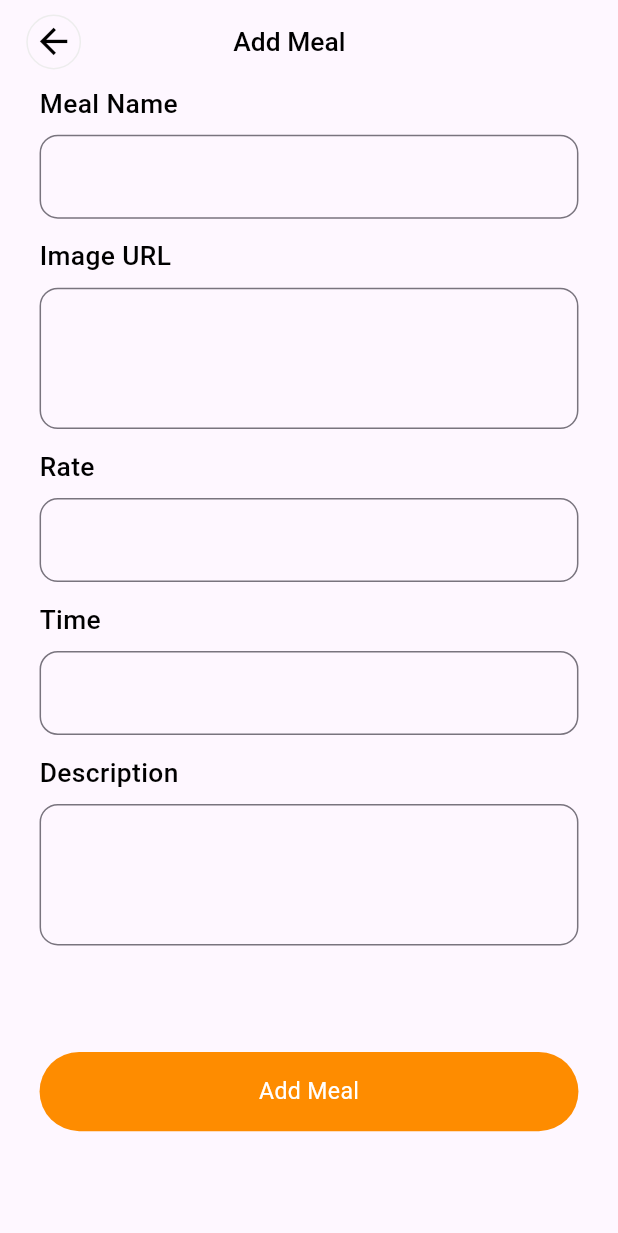
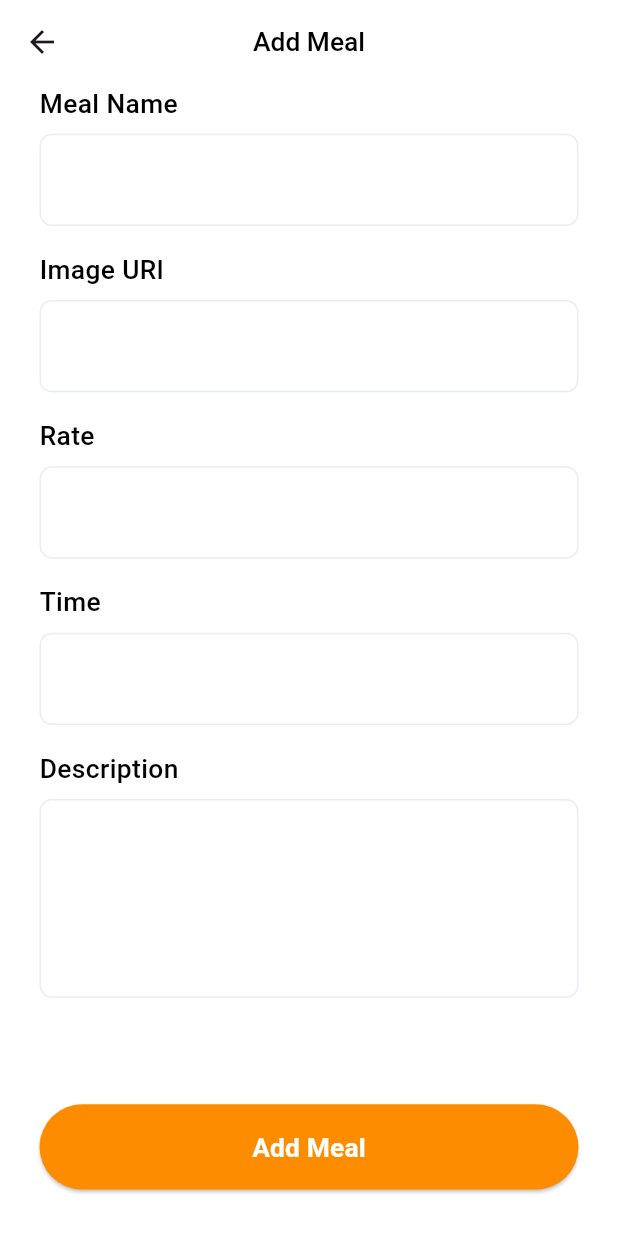
Before and after one commit to KhaledBahjat/meal_app, a Flutter app: the HomeScreen screen opened by its route, after a tap on the "add" icon, on a phone screen of 412 x 824 dp. Shown: the top 1233 px of the screen. Run offline on Flutter 3.47's test engine with Material 3 defaults, Android fonts, the phone set to English and light mode, and no system bars; our stand-ins replace cached_network_image, carousel_slider, dots_indicator, flutter_screenutil, go_router, shared_preferences and 1 more; accounts and stored records are empty.

Commit message:
add meal screen finsh

```diff
--- a/lib/core/routing/routing_generator.dart
+++ b/lib/core/routing/routing_generator.dart
@@ -22,7 +22,7 @@ class RoutingGenerator {
       GoRoute(
         name: AppRoutes.addMealsScreen,
         path: AppRoutes.addMealsScreen,
-        builder: (context, state) => AddMealsScreen(),
+        builder: (context, state) => AddMealScreen(),
       ),
       GoRoute(
         path: AppRoutes.detailsScreen,
--- /dev/null
+++ b/lib/core/widget/spacing.dart
@@ -0,0 +1,26 @@
+import 'package:flutter/material.dart';
+import 'package:flutter_screenutil/flutter_screenutil.dart';
+
+class WidthSpace extends StatelessWidget {
+  final double width;
+  const WidthSpace(this.width, {super.key});
+
+  @override
+  Widget build(BuildContext context) {
+    return SizedBox(
+      width: width.w,
+    );
+  }
+}
+
+class HeightSpace extends StatelessWidget {
+  final double height;
+  const HeightSpace(this.height, {super.key});
+
+  @override
+  Widget build(BuildContext context) {
+    return SizedBox(
+      height: height.h,
+    );
+  }
+}
--- a/lib/screens/add_meals/add_meals_screen.dart
+++ b/lib/screens/add_meals/add_meals_screen.dart
@@ -1,119 +1,160 @@
 import 'package:flutter/material.dart';
 import 'package:flutter_screenutil/flutter_screenutil.dart';
 import 'package:go_router/go_router.dart';
+import 'package:meal_app/core/routing/app_routs.dart';
 import 'package:meal_app/core/themes/app_colors.dart';
 import 'package:meal_app/core/themes/app_text_styling.dart';
+import 'package:meal_app/core/widget/spacing.dart';
+import 'package:meal_app/screens/add_meals/widget/add_meal_button.dart';
+import 'package:meal_app/screens/add_meals/widget/custom_text_field.dart';
+import 'package:meal_app/screens/home/data/db_helper/db_helper.dart';
+import 'package:meal_app/screens/home/data/model/meal_model.dart';
 
-class AddMealsScreen extends StatefulWidget {
-  const AddMealsScreen({super.key});
+
+class AddMealScreen extends StatefulWidget {
+  const AddMealScreen({super.key});
 
   @override
-  State<AddMealsScreen> createState() => _AddMealsScreenState();
+  State<AddMealScreen> createState() => _AddMealScreenState();
 }
 
-class _AddMealsScreenState extends State<AddMealsScreen> {
+class _AddMealScreenState extends State<AddMealScreen> {
+  final GlobalKey<FormState> _formKey = GlobalKey<FormState>();
+
+  TextEditingController mealNameController = TextEditingController();
+  TextEditingController imageUrlController = TextEditingController();
+  TextEditingController rateController = TextEditingController();
+  TextEditingController descriptionController = TextEditingController();
+  TextEditingController timeController = TextEditingController();
+
+  DatabaseHelper dbHelper = DatabaseHelper.instance;
+
+  bool isLoading = false;
+
   @override
   Widget build(BuildContext context) {
     return Scaffold(
+      backgroundColor: Colors.white,
       appBar: AppBar(
-        backgroundColor: Colors.transparent,
-        automaticallyImplyLeading: false,
         centerTitle: true,
-        title: CustomTitleWidget(),
+        backgroundColor: Colors.white,
+        title: Text(
+          "Add Meal",
+          style: AppTextStyling.blackMedium16,
+        ),
       ),
       body: SingleChildScrollView(
         child: Padding(
           padding: EdgeInsets.symmetric(horizontal: 24.w),
-          child: Column(
+          child: Form(
+            key: _formKey,
+            child: isLoading == true
+                ? SizedBox(
+                    width: double.infinity,
+                    height: MediaQuery.of(context).size.height,
+                    child: Center(
+                        child: SizedBox(
+                      width: 40.sp,
+                      height: 40.sp,
+                      child: const CircularProgressIndicator(
+                        color: AppColors.primary,
+                      ),
+                    )),
+                  )
+                : Column(
                     crossAxisAlignment: CrossAxisAlignment.start,
                     children: [
-              Text('Meal Name', style: AppTextStyling.blackMedium16),
-              SizedBox(height: 8.sp),
-              CustomTextField(),
-              SizedBox(height: 12.h),
-              Text('Image URL', style: AppTextStyling.blackMedium16),
-              SizedBox(height: 8.sp),
-              CustomTextField(contentPadding: EdgeInsets.all(32.sp)),
-              SizedBox(height: 12.h),
-              Text('Rate', style: AppTextStyling.blackMedium16),
-              SizedBox(height: 8.sp),
-              CustomTextField(),
-              SizedBox(height: 12.h),
-              Text('Time', style: AppTextStyling.blackMedium16),
-              SizedBox(height: 8.sp),
-              CustomTextField(),
-              SizedBox(height: 12.h),
-              Text('Description', style: AppTextStyling.blackMedium16),
-              SizedBox(height: 8.sp),
-              CustomTextField(contentPadding: EdgeInsets.all(32.sp)),
-              SizedBox(height: 70.h),
-              Container(
-                width: 327.w,
-                height: 52.h,
-                decoration: BoxDecoration(
-                  color: AppColors.primary,
-                  borderRadius: BorderRadius.circular(50.r),
+                      Text("Meal Name", style: AppTextStyling.blackMedium16),
+                      SizedBox(height: 8.h,),
+                      CustomTextField(
+                        controller: mealNameController,
+                        validator: (val) {
+                          if (val!.isEmpty) {
+                            return "please add meal name";
+                          } else if (val.length < 3) {
+                            return "please add more than 3 characters";
+                          }
+                          return null;
+                        },
                       ),
-                child: Center(
-                  child: Text('Add Meal', style: AppTextStyling.whiteRegular14),
+                      SizedBox(height: 16.h,),
+                      Text("Image URl", style: AppTextStyling.blackMedium16),
+                      const HeightSpace(8),
+                      CustomTextField(
+                        controller: imageUrlController,
+                        validator: (val) {
+                          if (val!.isEmpty) {
+                            return "please add image url ";
+                          }
+                          return null;
+                        },
                       ),
+                      const HeightSpace(16),
+                      Text("Rate", style: AppTextStyling.blackMedium16),
+                      const HeightSpace(8),
+                      CustomTextField(
+                        controller: rateController,
+                        keyboardType: TextInputType.number,
+                        validator: (val) {
+                          if (val!.isEmpty) {
+                            return "please add rate";
+                          }
+                          return null;
+                        },
                       ),
+                      const HeightSpace(16),
+                      Text("Time", style: AppTextStyling.blackMedium16),
+                      const HeightSpace(8),
+                      CustomTextField(
+                        controller: timeController,
+                        validator: (val) {
+                          if (val!.isEmpty) {
+                            return "please add Time for Meal";
+                          }
+                          return null;
+                        },
+                      ),
+                      const HeightSpace(16),
+                      Text("Description", style: AppTextStyling.blackMedium16),
+                      const HeightSpace(8),
+                      CustomTextField(
+                        controller: descriptionController,
+                        maxLines: 4,
+                        validator: (val) {
+                          if (val!.isEmpty) {
+                            return "please add Time for Meal";
+                          }
+                          return null;
+                        },
+                      ),
+                      const HeightSpace(70),
+                      PrimayButtonWidget(
+                        buttonText: "Add Meal",
+                        onPress: () {
+                          if (_formKey.currentState!.validate()) {
+                            isLoading = true;
+                            setState(() {});
+                            Meal meal = Meal(
+                              name: mealNameController.text,
+                              imageUrl: imageUrlController.text,
+                              rate: double.parse(rateController.text),
+                              description: descriptionController.text,
+                              time: timeController.text,
+                            );
+
+                            dbHelper.insertMeal(meal).then((value) {
+                              GoRouter.of(context)
+                                  .pushReplacementNamed(AppRoutes.homeScreen);
+                            });
+                          }
+                        },
+                      ),
+                      const HeightSpace(20),
                     ],
+                  ),
           ),
         ),
       ),
     );
   }
 }
-
-class CustomTextField extends StatelessWidget {
-  const CustomTextField({super.key, this.contentPadding, this.hintText});
-  final EdgeInsetsGeometry? contentPadding;
-  final String? hintText;
-  @override
-  Widget build(BuildContext context) {
-    return TextField(
-      decoration: InputDecoration(
-        contentPadding: contentPadding,
-        hintText: hintText,
-        border: OutlineInputBorder(
-          borderSide: BorderSide(color: Color(0xffEDEDED)),
-          borderRadius: BorderRadius.circular(12.r),
-        ),
-        // focusColor: AppColors.primary,
-        focusedBorder: OutlineInputBorder(
-          borderSide: BorderSide(color: AppColors.primary),
-          borderRadius: BorderRadius.circular(12.r),
-        ),
-      ),
-    );
-  }
-}
-
-class CustomTitleWidget extends StatelessWidget {
-  const CustomTitleWidget({super.key});
-
-  @override
-  Widget build(BuildContext context) {
-    return Row(
-      children: [
-        GestureDetector(
-          onTap: () => GoRouter.of(context).pop(),
-          child: Container(
-            width: 36.w,
-            height: 36.h,
-            decoration: BoxDecoration(
-              shape: BoxShape.circle,
-              color: Colors.transparent,
-              border: Border.all(color: Color(0xffEDEDED), width: 1),
-            ),
-            child: Icon(Icons.arrow_back, color: Colors.black, size: 25.sp),
-          ),
-        ),
-        SizedBox(width: 91.w),
-
-        Text('Add Meal', style: AppTextStyling.blackMedium16),
-      ],
-    );
-  }
-}
--- /dev/null
+++ b/lib/screens/add_meals/widget/add_meal_button.dart
@@ -0,0 +1,47 @@
+import 'package:flutter/material.dart';
+import 'package:flutter_screenutil/flutter_screenutil.dart';
+import 'package:meal_app/core/themes/app_colors.dart';
+
+class PrimayButtonWidget extends StatelessWidget {
+  final String? buttonText;
+  final Color? buttonColor;
+  final double? width;
+  final double? height;
+  final double? bordersRadius;
+  final Color? textColor;
+  final double? fontSize;
+  final void Function()? onPress;
+  const PrimayButtonWidget({
+    super.key,
+    this.buttonText,
+    this.buttonColor,
+    this.width,
+    this.height,
+    this.bordersRadius,
+    this.fontSize,
+    this.textColor,
+    this.onPress,
+  });
+
+  @override
+  Widget build(BuildContext context) {
+    return ElevatedButton(
+      onPressed: onPress,
+      style: ElevatedButton.styleFrom(
+        backgroundColor: buttonColor ?? AppColors.primary,
+        shape: RoundedRectangleBorder(
+          borderRadius: BorderRadius.circular(bordersRadius ?? 100.r),
+        ),
+        fixedSize: Size(width ?? 331.w, height ?? 56.h),
+      ),
+      child: Text(
+        buttonText ?? "",
+        style: TextStyle(
+          color: textColor ?? Colors.white,
+          fontWeight: FontWeight.bold,
+          fontSize: fontSize ?? 16.sp,
+        ),
+      ),
+    );
+  }
+}
--- /dev/null
+++ b/lib/screens/add_meals/widget/custom_text_field.dart
@@ -0,0 +1,72 @@
+import 'package:flutter/material.dart';
+import 'package:flutter_screenutil/flutter_screenutil.dart';
+import 'package:meal_app/core/themes/app_colors.dart';
+
+class CustomTextField extends StatelessWidget {
+  final String? hintText;
+  final Widget? suffixIcon;
+  final double? width;
+  final bool? isPassword;
+  final TextEditingController? controller;
+  final String? Function(String?)? validator;
+  final TextInputType? keyboardType;
+  final int? maxLines;
+  const CustomTextField({
+    super.key,
+    this.hintText,
+    this.suffixIcon,
+    this.width,
+    this.isPassword,
+    this.controller,
+    this.keyboardType,
+    this.validator,
+    this.maxLines,
+  });
+
+  @override
+  Widget build(BuildContext context) {
+    return SizedBox(
+      width: width ?? 331.w,
+      child: TextFormField(
+        controller: controller,
+        validator: validator,
+        autofocus: false,
+        maxLines: maxLines ?? 1,
+        obscureText: isPassword ?? false,
+        cursorColor: AppColors.primary,
+        keyboardType: keyboardType ?? TextInputType.text,
+        decoration: InputDecoration(
+          hintText: hintText ?? "",
+          hintStyle: TextStyle(
+            fontSize: 15.sp,
+            color: const Color(0xff8391A1),
+            fontWeight: FontWeight.w500,
+          ),
+          contentPadding: EdgeInsets.symmetric(
+            horizontal: 18.w,
+            vertical: 18.h,
+          ),
+          enabledBorder: OutlineInputBorder(
+            borderRadius: BorderRadius.circular(8.r),
+            borderSide: BorderSide(color: Color(0xffE8ECF4), width: 1),
+          ),
+          focusedBorder: OutlineInputBorder(
+            borderRadius: BorderRadius.circular(8.r),
+            borderSide: const BorderSide(color: AppColors.primary, width: 1),
+          ),
+          errorBorder: OutlineInputBorder(
+            borderRadius: BorderRadius.circular(8.r),
+            borderSide: const BorderSide(color: Colors.red, width: 1),
+          ),
+          focusedErrorBorder: OutlineInputBorder(
+            borderRadius: BorderRadius.circular(8.r),
+            borderSide: const BorderSide(color: Colors.red, width: 1),
+          ),
+          filled: true,
+          fillColor: Colors.white,
+          suffixIcon: suffixIcon,
+        ),
+      ),
+    );
+  }
+}
--- /dev/null
+++ b/lib/screens/add_meals/widget/custom_title.dart
@@ -0,0 +1,32 @@
+import 'package:flutter/material.dart';
+import 'package:flutter_screenutil/flutter_screenutil.dart';
+import 'package:go_router/go_router.dart';
+import 'package:meal_app/core/themes/app_text_styling.dart';
+
+class CustomTitleWidget extends StatelessWidget {
+  const CustomTitleWidget({super.key});
+
+  @override
+  Widget build(BuildContext context) {
+    return Row(
+      children: [
+        GestureDetector(
+          onTap: () => GoRouter.of(context).pop(),
+          child: Container(
+            width: 36.w,
+            height: 36.h,
+            decoration: BoxDecoration(
+              shape: BoxShape.circle,
+              color: Colors.transparent,
+              border: Border.all(color: Color(0xffEDEDED), width: 1),
+            ),
+            child: Icon(Icons.arrow_back, color: Colors.black, size: 25.sp),
+          ),
+        ),
+        SizedBox(width: 91.w),
+
+        Text('Add Meal', style: AppTextStyling.blackMedium16),
+      ],
+    );
+  }
+}
```
Lines whose indentation alone changed are shown as unchanged.
